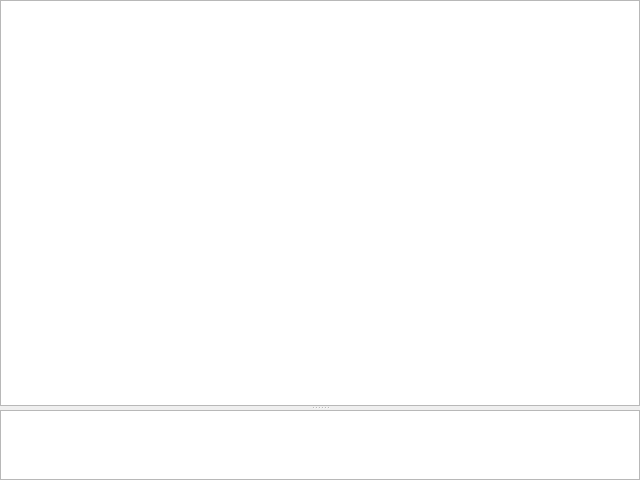
Qt form src/qtgui/restable.ui (spanner888/recoll) before a commit.
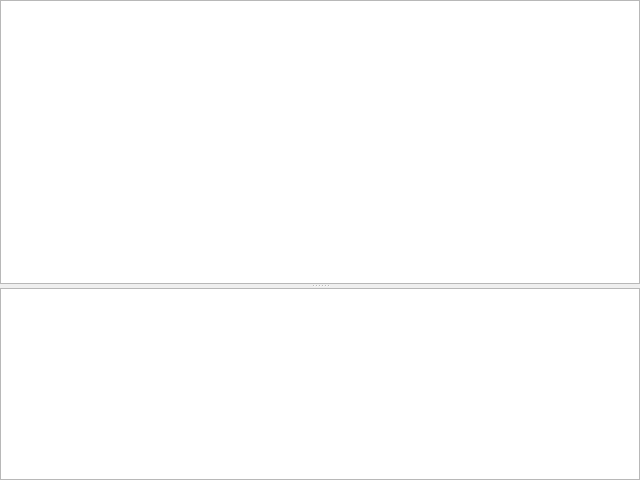
The same form after that commit.

```diff
--- a/src/qtgui/restable.ui
+++ b/src/qtgui/restable.ui
@@ -26,15 +26,24 @@
       <property name="sizePolicy">
        <sizepolicy hsizetype="Expanding" vsizetype="Expanding">
         <horstretch>0</horstretch>
-        <verstretch>10</verstretch>
+        <verstretch>2</verstretch>
        </sizepolicy>
       </property>
       <property name="editTriggers">
        <set>QAbstractItemView::NoEditTriggers</set>
       </property>
+      <property name="alternatingRowColors">
+       <bool>false</bool>
+      </property>
+      <property name="showGrid">
+       <bool>true</bool>
+      </property>
       <property name="sortingEnabled">
        <bool>true</bool>
       </property>
+      <property name="wordWrap">
+       <bool>false</bool>
+      </property>
       <property name="cornerButtonEnabled">
        <bool>false</bool>
       </property>
@@ -49,7 +58,7 @@
       <property name="sizePolicy">
        <sizepolicy hsizetype="Expanding" vsizetype="Preferred">
         <horstretch>0</horstretch>
-        <verstretch>1</verstretch>
+        <verstretch>0</verstretch>
        </sizepolicy>
       </property>
      </widget>
```
